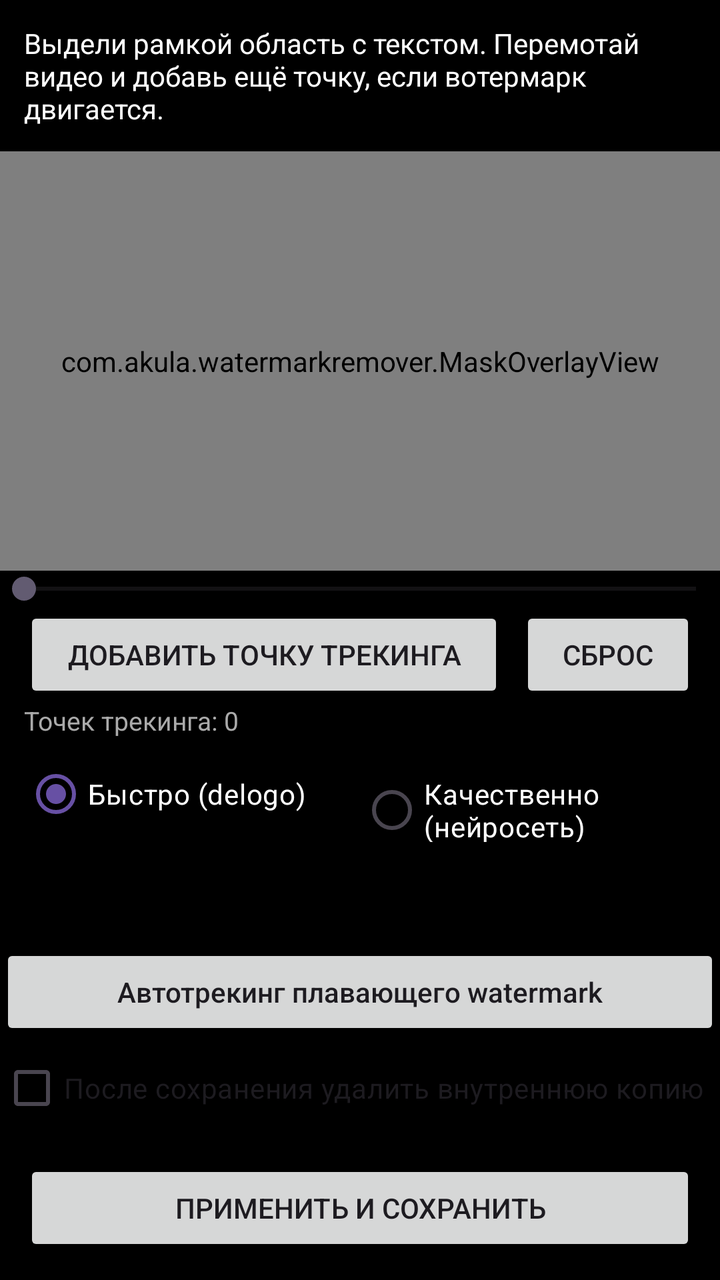
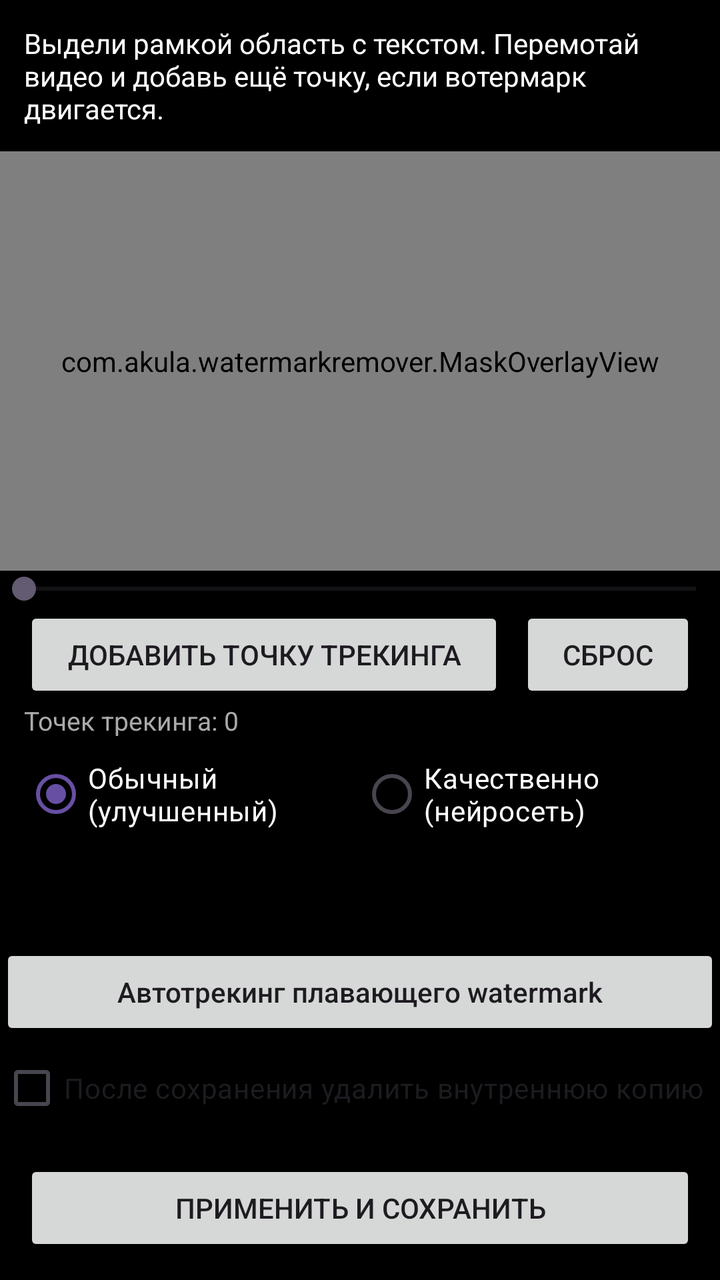

An Android layout rendered at two revisions. The XML below is the earlier revision; the diff shows what the commit changed to produce the second picture.
<!-- AndroidManifest.xml: application theme Theme.WatermarkRemover -->
<!-- res/layout/activity_editor.xml -->
<?xml version="1.0" encoding="utf-8"?>
<LinearLayout xmlns:android="http://schemas.android.com/apk/res/android"
    android:layout_width="match_parent"
    android:layout_height="match_parent"
    android:orientation="vertical"
    android:background="#000000">

    <TextView
        android:layout_width="match_parent"
        android:layout_height="wrap_content"
        android:padding="12dp"
        android:textColor="#FFFFFF"
        android:text="Выдели рамкой область с текстом. Перемотай видео и добавь ещё точку, если вотермарк двигается." />

    <FrameLayout
        android:layout_width="match_parent"
        android:layout_height="0dp"
        android:layout_weight="1">

        <VideoView
            android:id="@+id/videoView"
            android:layout_width="match_parent"
            android:layout_height="match_parent" />

        <com.akula.watermarkremover.MaskOverlayView
            android:id="@+id/maskOverlay"
            android:layout_width="match_parent"
            android:layout_height="match_parent" />
    </FrameLayout>

    <SeekBar
        android:id="@+id/seekBar"
        android:layout_width="match_parent"
        android:layout_height="wrap_content"
        android:paddingStart="12dp"
        android:paddingEnd="12dp" />

    <LinearLayout
        android:layout_width="match_parent"
        android:layout_height="wrap_content"
        android:orientation="horizontal"
        android:paddingStart="12dp"
        android:paddingEnd="12dp">

        <Button
            android:id="@+id/btnAddKeyframe"
            android:layout_width="0dp"
            android:layout_height="wrap_content"
            android:layout_weight="1"
            android:layout_marginEnd="8dp"
            android:text="Добавить точку трекинга" />

        <Button
            android:id="@+id/btnClearKeyframes"
            android:layout_width="wrap_content"
            android:layout_height="wrap_content"
            android:text="Сброс" />
    </LinearLayout>

    <TextView
        android:id="@+id/tvKeyframes"
        android:layout_width="match_parent"
        android:layout_height="wrap_content"
        android:paddingStart="12dp"
        android:paddingEnd="12dp"
        android:textColor="#AAAAAA"
        android:textSize="13sp"
        android:text="Точек трекинга: 0" />

    <RadioGroup
        android:id="@+id/modeGroup"
        android:layout_width="match_parent"
        android:layout_height="wrap_content"
        android:orientation="horizontal"
        android:paddingStart="12dp"
        android:paddingEnd="12dp"
        android:paddingTop="4dp">

        <RadioButton
            android:id="@+id/radioFast"
            android:layout_width="0dp"
            android:layout_height="wrap_content"
            android:layout_weight="1"
            android:textColor="#FFFFFF"
            android:checked="true"
            android:text="Быстро (delogo)" />

        <RadioButton
            android:id="@+id/radioQuality"
            android:layout_width="0dp"
            android:layout_height="wrap_content"
            android:layout_weight="1"
            android:textColor="#FFFFFF"
            android:text="Качественно (нейросеть)" />
    </RadioGroup>

    <ProgressBar
        android:id="@+id/progressBar"
        style="?android:attr/progressBarStyleHorizontal"
        android:layout_width="match_parent"
        android:layout_height="wrap_content"
        android:max="100"
        android:visibility="invisible" />

    <TextView
        android:id="@+id/tvStatus"
        android:layout_width="match_parent"
        android:layout_height="wrap_content"
        android:padding="8dp"
        android:textColor="#FFFFFF"
        android:text="" />

    <Button
        android:id="@+id/btnAutoTrack"
        android:layout_width="match_parent"
        android:layout_height="wrap_content"
        android:text="Автотрекинг плавающего watermark"
        android:textAllCaps="false" />

    <CheckBox
        android:id="@+id/cbDeleteInternal"
        android:layout_width="match_parent"
        android:layout_height="wrap_content"
        android:text="После сохранения удалить внутреннюю копию"
        android:checked="false" />

    <Button
        android:id="@+id/btnApply"
        android:layout_width="match_parent"
        android:layout_height="wrap_content"
        android:layout_margin="12dp"
        android:text="Применить и сохранить" />

</LinearLayout>
<!-- resources referenced by this layout -->
<resources>
  <style name="Theme.WatermarkRemover" parent="Theme.Material3.DayNight.NoActionBar" />
</resources>

<!-- the commit's change to res/layout/activity_editor.xml (unified diff, before → after) -->
@@ -83,7 +83,7 @@
             android:layout_weight="1"
             android:textColor="#FFFFFF"
             android:checked="true"
-            android:text="Быстро (delogo)" />
+            android:text="Обычный (улучшенный)" />
 
         <RadioButton
             android:id="@+id/radioQuality"
